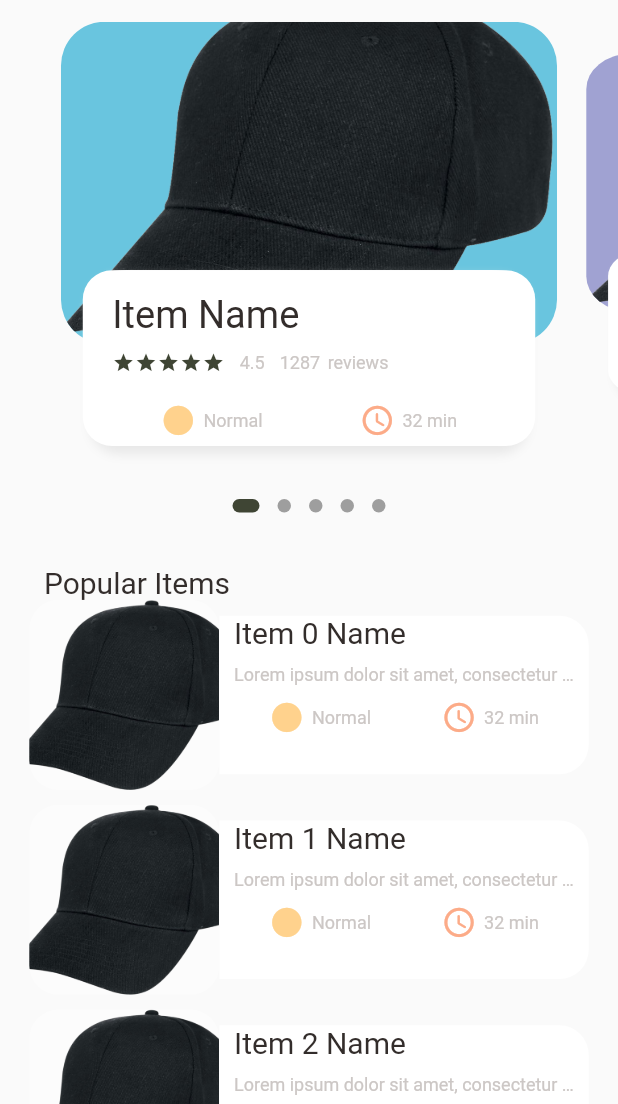
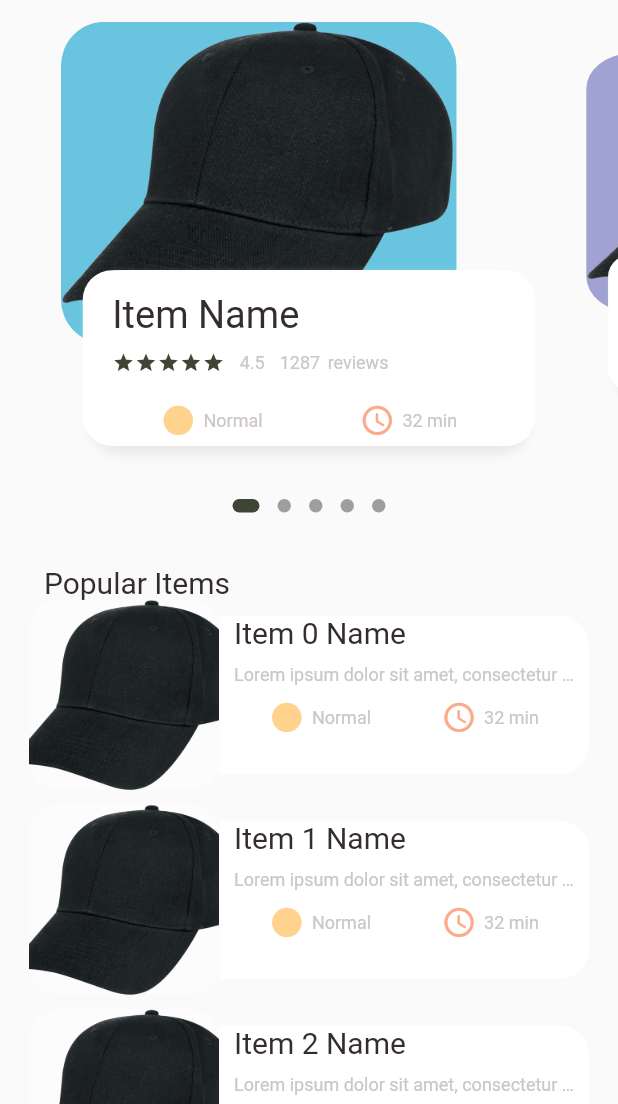
Before and after one commit to Hussain-Aziz/Mashghal, a Flutter app: the screen it shows after launch, on a phone screen of 412 x 824 dp, the part 132-1236 px from its top. Run offline on Flutter 3.47's test engine with Material 2 defaults, Android fonts, the phone set to English and light mode, and no system bars; drawn by our look-alikes of dots_indicator; our stand-ins replace get.

Commit message:
add  hero image

```diff
--- a/lib/pages/home/shop_items_body.dart
+++ b/lib/pages/home/shop_items_body.dart
@@ -76,9 +76,10 @@ class _ShopItemsBodyState extends State<ShopItemsBody> {
         physics: NeverScrollableScrollPhysics(),
         itemCount: 10,
         itemBuilder: (context, index) {
+          String id = "Popular Item $index";
           return InkWell(
             onTap: () {
-              Navigator.push(context, MaterialPageRoute(builder: (context) => PopularItemDetail()));
+              Navigator.push(context, MaterialPageRoute(builder: (context) => PopularItemDetail(id: id)));
             },
             child: Container(
               margin: EdgeInsets.fromLTRB(Dimensions.l20, 0, Dimensions.l20, Dimensions.l10),
@@ -90,10 +91,13 @@ class _ShopItemsBodyState extends State<ShopItemsBody> {
                     decoration: BoxDecoration(
                         borderRadius: BorderRadius.circular(Dimensions.l20),
                         color: Colors.white38,
-                        image: const DecorationImage(
-                            image: AssetImage("assets/images/placeHolder.png"),
-                            fit: BoxFit.cover
-                        )
+                    ),
+                    child: Hero(
+                      tag: id,
+                      child: const Image(
+                          image: AssetImage("assets/images/placeHolder.png"),
+                          fit: BoxFit.cover
+                      ),
                     ),
                   ),
                   Expanded(
@@ -161,13 +165,15 @@ class _ShopItemsBodyState extends State<ShopItemsBody> {
     matrix = Matrix4.diagonal3Values(1, currentScale, 1)..setTranslationRaw(0, getHeightDiff(currentScale), 0);
 
 
+    String id = "Top Item $index"; //for hero
     //for 2 reasons, to make sure height is 220, if not container takes up full space, stack will not do that
     // we wanna add text too below it and stack allows us to place on top of it
     return Transform(
       transform: matrix,
       child: InkWell(
         onTap: () async {
-          await Navigator.push(context, MaterialPageRoute(builder: (context) => PopularItemDetail()));
+          final c = context;
+          await Navigator.push(context, MaterialPageRoute(builder: (context) => PopularItemDetail(id: id)));
         },
         child: Stack(
           children: [
@@ -177,11 +183,14 @@ class _ShopItemsBodyState extends State<ShopItemsBody> {
               decoration: BoxDecoration(
                   borderRadius: BorderRadius.circular(Dimensions.l30),
                   color: index.isEven ? const Color(0xFF69c5df) : const Color(0xDD9294cc),
-                  //just in case image doesn't load
-                  image: const DecorationImage(
-                    fit: BoxFit.cover,
-                    image: AssetImage("assets/images/placeHolder.png"),
-                  )),
+              ),
+              child: Hero(
+                tag: id,
+                child: const Image(
+                  fit: BoxFit.cover,
+                  image: AssetImage("assets/images/placeHolder.png"),
+                ),
+              ),
             ),
             Align(
               alignment: Alignment.bottomCenter,
```
Also changed, not shown: lib/pages/items/popular_item_detail.dart (+9 -6 lines).
